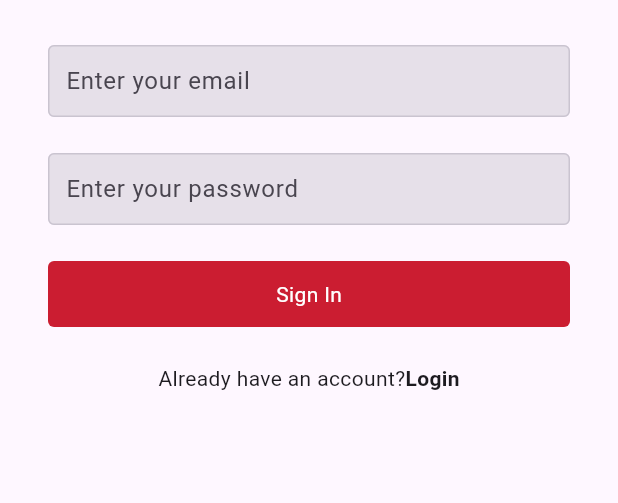
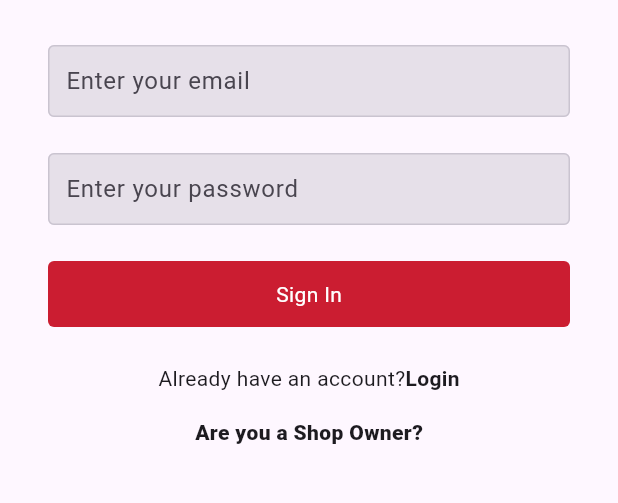
Before and after one commit to sanu00007/MIni-Project-, a Flutter app: the screen it shows after launch, after a tap on "Login", after a tap on "Sign In", on a phone screen of 412 x 824 dp, the part 399-902 px from its top. Run offline on Flutter 3.47's test engine with Material 3 defaults, Android fonts, the phone set to English and light mode, and no system bars; our stand-ins replace firebase_auth, firebase_core, image_picker; accounts and stored records are empty.

Commit message:
new page

```diff
--- a/lib/main.dart
+++ b/lib/main.dart
@@ -10,7 +10,7 @@ import 'splashscreen.dart';
 import 'utils/dimension.dart';
 import 'widgets/textfield.dart';
 
-void main() async {
+Future main() async {
   WidgetsFlutterBinding.ensureInitialized();
   if (kIsWeb) {
     await Firebase.initializeApp(
--- /dev/null
+++ b/lib/owner.dart
@@ -0,0 +1,15 @@
+import 'package:flutter/material.dart';
+
+class Owner extends StatefulWidget {
+  const Owner({super.key});
+
+  @override
+  State<Owner> createState() => _OwnerState();
+}
+
+class _OwnerState extends State<Owner> {
+  @override
+  Widget build(BuildContext context) {
+    return Container();
+  }
+}
--- a/lib/signup.dart
+++ b/lib/signup.dart
@@ -1,6 +1,7 @@
 import 'package:farefinale/home.dart';
 import 'package:farefinale/main.dart';
 import 'package:farefinale/onboard.dart';
+import 'package:farefinale/owner.dart';
 import 'package:farefinale/resources/auth_methods.dart';
 import 'package:farefinale/utils/dimension.dart';
 import 'package:farefinale/utils/utils.dart';
@@ -49,6 +50,11 @@ class _SignupState extends State<Signup> {
   void navigateToLogin() {
     Navigator.pushReplacement(
         context, MaterialPageRoute(builder: (context) => Login()));
+  }
+
+  void navigateToOwner() {
+    Navigator.pushReplacement(
+        context, MaterialPageRoute(builder: (context) => Owner()));
   }
 
   @override
@@ -132,6 +138,18 @@ class _SignupState extends State<Signup> {
                   ],
                 ),
                 const SizedBox(height: 16), // Adjusted spacing
+                Row(
+                  mainAxisAlignment: MainAxisAlignment.center,
+                  children: [
+                    GestureDetector(
+                      onTap: navigateToOwner,
+                      child: const Text(
+                        "Are you a Shop Owner?",
+                        style: TextStyle(fontWeight: FontWeight.w800),
+                      ),
+                    )
+                  ],
+                ),
               ],
             ),
           ),
```
Also changed, not shown: 3 other files.
